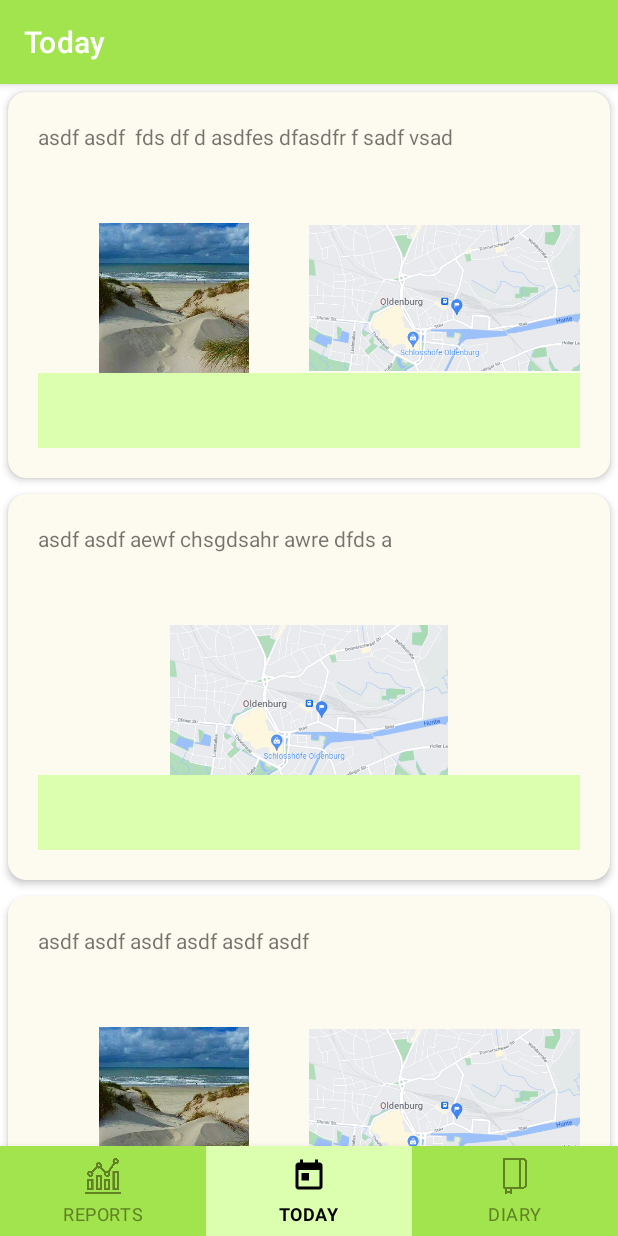
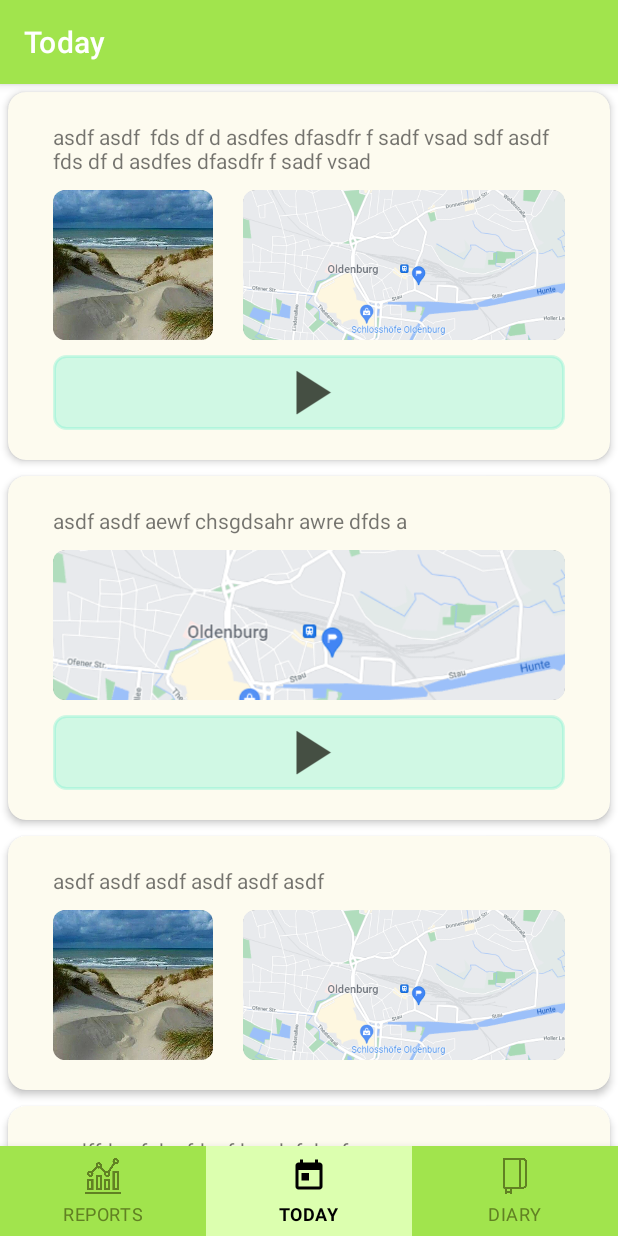
Before and after one commit to nori96/android_praktikum_2021_your_story, an Android app: the screen it shows after launch (MainActivity), on a phone screen of 412 x 824 dp. Run offline under Robolectric (Android 15) with nearby library versions, the phone set to English and light mode, and no system bars; our stand-ins replace data binding, navigation-ui.

Commit message:
improved diary page layout

```diff
--- a/app/src/main/java/com/example/yourstory/today/RecyclerAdapter.kt
+++ b/app/src/main/java/com/example/yourstory/today/RecyclerAdapter.kt
@@ -23,8 +23,8 @@ class RecyclerAdapter : RecyclerView.Adapter<RecyclerAdapter.ViewHolder>() {
     override fun onBindViewHolder(holder: RecyclerAdapter.ViewHolder, position: Int) {
         holder.diaryText.text = todayViewModel.entries.value?.get(position)!!.diaryText//entryTexts[position]
         holder.diaryImage.setImageResource( todayViewModel.entries.value?.get(position)!!.diaryImage)
-        // TODO following line does not work
         holder.diaryImage.clipToOutline = true
+        holder.diaryLocation.clipToOutline = true
         if (todayViewModel.entries.value?.get(position)!!.diaryImage == 0) {
             (holder.diaryImage.parent as ViewGroup).removeView(holder.diaryImage)
         }
--- a/app/src/main/java/com/example/yourstory/today/TodayViewModel.kt
+++ b/app/src/main/java/com/example/yourstory/today/TodayViewModel.kt
@@ -8,7 +8,7 @@ class TodayViewModel : ViewModel() {
 
     var entries = MutableLiveData<List<DiaryEntry>>(
         listOf(
-            DiaryEntry("asdf asdf  fds df d asdfes dfasdfr f sadf vsad", R.drawable.beach, true, true),
+            DiaryEntry("asdf asdf  fds df d asdfes dfasdfr f sadf vsad sdf asdf  fds df d asdfes dfasdfr f sadf vsad", R.drawable.beach, true, true),
             DiaryEntry("asdf asdf aewf chsgdsahr awre dfds a", 0, true, true),
             DiaryEntry("asdf asdf asdf asdf asdf asdf ", R.drawable.beach, true, false),
             DiaryEntry("asdffdsa f dsafdsafdsa dsf dsaf", R.drawable.beach, false, true),
--- /dev/null
+++ b/app/src/main/res/drawable/ic_baseline_play_arrow_24.xml
@@ -0,0 +1,5 @@
+<vector android:height="24dp" android:tint="#454F43"
+    android:viewportHeight="24" android:viewportWidth="24"
+    android:width="24dp" xmlns:android="http://schemas.android.com/apk/res/android">
+    <path android:fillColor="@android:color/white" android:pathData="M8,5v14l11,-7z"/>
+</vector>
--- a/app/src/main/res/drawable/round_outline.xml
+++ b/app/src/main/res/drawable/round_outline.xml
@@ -1,5 +1,9 @@
 <shape xmlns:android="http://schemas.android.com/apk/res/android"
     android:shape="rectangle">
-    <corners android:radius="10dp" />
+    <corners android:radius="8dp" />
+    <solid android:color="@android:color/white" />
 
+    <stroke
+        android:width="2dp"
+        android:color="@color/black" />
 </shape>
--- a/app/src/main/res/layout/text_entry_diary_layout.xml
+++ b/app/src/main/res/layout/text_entry_diary_layout.xml
@@ -18,7 +18,8 @@
         android:padding="16dp">
         <TextView
             android:id="@+id/main_today_text"
-            android:layout_width="300dp"
+            android:layout_width="match_parent"
+            android:layout_marginLeft="10dp"
             android:layout_height="wrap_content"
             app:layout_constraintLeft_toLeftOf="parent"
             app:layout_constraintTop_toTopOf="parent">
@@ -35,26 +36,46 @@
                 android:layout_width="0dp"
                 android:layout_weight="1"
                 android:layout_height="100dp"
-                android:layout_marginTop="48dp"
+                android:layout_marginTop="10dp"
                 android:background="@drawable/round_outline"
-                android:clipToOutline="true">
+                android:clipToOutline="true"
+                android:scaleType="centerCrop"
+                android:layout_marginLeft="10dp"
+                android:layout_marginRight="10dp"
+                android:cropToPadding="true"
+                >
             </ImageView>
             <ImageView
                 android:id="@+id/main_today_location"
                 android:layout_width="0dp"
-                android:layout_weight="1"
+                android:layout_weight="2"
                 android:layout_height="100dp"
-                android:layout_marginTop="48dp"
+                android:layout_marginTop="10dp"
+                android:background="@drawable/round_outline"
+
+                android:clipToOutline="true"
+                android:scaleType="centerCrop"
+                android:layout_marginLeft="10dp"
+                android:layout_marginRight="10dp"
+                android:cropToPadding="true"
                 android:src="@drawable/googlemaps">
             </ImageView>
         </LinearLayout>
-        <View
+
+        <ImageButton
             android:id="@+id/main_today_audio_source"
             android:layout_width="match_parent"
+            android:layout_marginRight="10dp"
+            android:layout_marginLeft="10dp"
+            android:layout_marginTop="10dp"
             android:layout_height="50dp"
-            android:background="@color/green_selected_nav" />
+            android:background="@drawable/round_outline"
+            android:backgroundTint="@color/media_player_blue"
+            android:src="@drawable/ic_baseline_play_arrow_24"
+            android:scaleType="fitCenter"
 
-
+            >
+        </ImageButton>
     </LinearLayout>
 
 
--- a/app/src/main/res/values/colors.xml
+++ b/app/src/main/res/values/colors.xml
@@ -14,4 +14,5 @@
     <color name="green_selected">#618123</color>
     <color name="back_ground_light_red">#FFF4F4</color>
     <color name="egg_white">#FDFBEF</color>
+    <color name="media_player_blue">#4D68EDCB</color>
 </resources>
--- /dev/null
+++ b/app/src/main/res/values/roundedCorners.xml
@@ -0,0 +1,6 @@
+<?xml version="1.0" encoding="utf-8"?><resources>
+<style name="roundedCorners" parent="">
+    <item name="cornerFamily">rounded</item>
+    <item name="cornerSize">60dp</item>
+</style>
+</resources>
```
